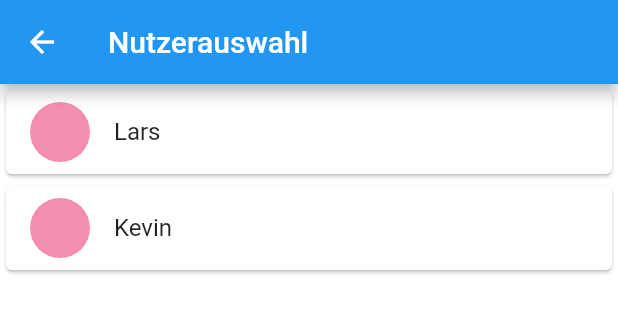
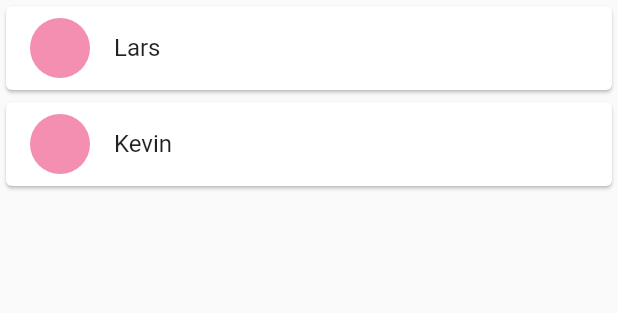
Before and after one commit to thm-mni-ii/lama, a Flutter app: the UserLoginScreen widget shown alone on an empty page, opened directly, on a phone screen of 412 x 824 dp. Shown: the top 313 px of the screen. Run offline on Flutter 3.47's test engine with Material 2 defaults, Android fonts, the phone set to English and light mode, and no system bars; our stand-ins replace bloc, equatable, flutter_bloc, sqflite; missing offline and left inert: flame; accounts and stored records are empty; statements that could not run were skipped.

Commit message:
Delete user_selection now in user_login_screen

```diff
--- a/lama_app/lib/app/screens/user_login_screen.dart
+++ b/lama_app/lib/app/screens/user_login_screen.dart
@@ -1,15 +1,65 @@
 import 'package:flutter/material.dart';
-import 'package:lama_app/app/user_selection.dart';
+import 'package:flutter_bloc/flutter_bloc.dart';
+import 'package:lama_app/app/bloc/user_login_bloc.dart';
+import 'package:lama_app/app/event/user_login_event.dart';
+import 'package:lama_app/app/state/user_login_state.dart';
+import 'package:lama_app/app/user.dart';
 
-class UserLoginScreen extends StatelessWidget {
+class UserLoginScreen extends StatefulWidget {
+  @override
+  State<StatefulWidget> createState() {
+    return UserSelectionState();
+  }
+}
+
+class UserSelectionState extends State<UserLoginScreen> {
+  @override
+  void initState() {
+    super.initState();
+    BlocProvider.of<UserLoginBloc>(context).add(LoadUsers());
+  }
+
   @override
   Widget build(BuildContext context) {
-    return Scaffold(
-      appBar: AppBar(
-        title: Text('Nutzerauswahl'),
+    return Container(
+      child: BlocBuilder<UserLoginBloc, UserLoginState>(
+        builder: (context, state) {
+          if (state is UserSelected) {
+            return _userCard(state.user);
+          }
+          context.read<UserLoginBloc>().add(LoadUsers());
+          if (state is UsersLoaded) {
+            return _userListView(state.userList);
+          }
+          return Text('Uppsie');
+        },
       ),
-      body: UserSelection(),
-      backgroundColor: Color(0xFFFFFFFF),
     );
   }
 }
+
+Widget _passwortInput() {
+  return null;
+}
+
+Widget _userListView(List<User> list) {
+  return ListView.builder(
+      itemCount: list.length,
+      itemBuilder: (context, index) {
+        return _userCard(list[index]);
+      });
+}
+
+Widget _userCard(User user) {
+  return Card(
+    child: ListTile(
+      onTap: () {},
+      title: Text(user.name),
+      leading: CircleAvatar(
+        //TODO should be backgrundImage.
+        //You can use path to get the User Image.
+        backgroundColor: Color(0xFFF48FB1),
+      ),
+    ),
+  );
+}
--- a/lama_app/lib/app/user_selection.dart
+++ /dev/null
@@ -1,65 +0,0 @@
-import 'package:flutter/material.dart';
-import 'package:flutter_bloc/flutter_bloc.dart';
-import 'package:lama_app/app/bloc/user_login_bloc.dart';
-import 'package:lama_app/app/event/user_login_event.dart';
-import 'package:lama_app/app/state/user_login_state.dart';
-import 'package:lama_app/app/user.dart';
-
-class UserSelection extends StatefulWidget {
-  @override
-  State<StatefulWidget> createState() {
-    return UserSelectionState();
-  }
-}
-
-class UserSelectionState extends State<UserSelection> {
-  @override
-  void initState() {
-    super.initState();
-    BlocProvider.of<UserLoginBloc>(context).add(LoadUsers());
-  }
-
-  @override
-  Widget build(BuildContext context) {
-    return Container(
-      child: BlocBuilder<UserLoginBloc, UserLoginState>(
-        builder: (context, state) {
-          if (state is UserSelected) {
-            return _userCard(state.user);
-          }
-          context.read<UserLoginBloc>().add(LoadUsers());
-          if (state is UsersLoaded) {
-            return _userListView(state.userList);
-          }
-          return Text('Uppsie');
-        },
-      ),
-    );
-  }
-}
-
-Widget _passwortInput() {
-  return null;
-}
-
-Widget _userListView(List<User> list) {
-  return ListView.builder(
-      itemCount: list.length,
-      itemBuilder: (context, index) {
-        return _userCard(list[index]);
-      });
-}
-
-Widget _userCard(User user) {
-  return Card(
-    child: ListTile(
-      onTap: () {},
-      title: Text(user.name),
-      leading: CircleAvatar(
-        //TODO should be backgrundImage.
-        //You can use path to get the User Image.
-        backgroundColor: Color(0xFFF48FB1),
-      ),
-    ),
-  );
-}
```
